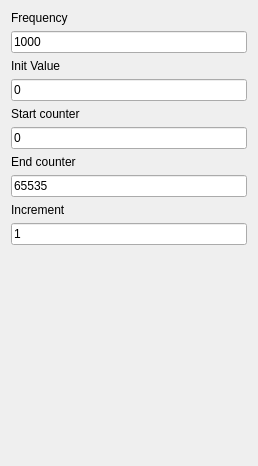
analogdevicesinc/scopy, file ui/binarycounterpatternui.ui: the form before one commit.
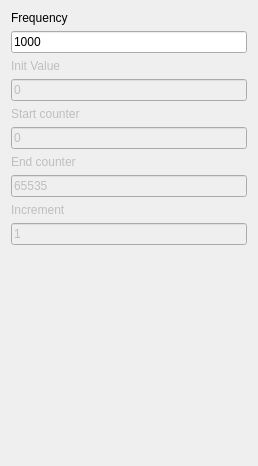
The form after the commit.

Commit message: PatternGenerator - enabled BinaryCounter pattern

Diff of the .ui file:
```diff
--- a/ui/binarycounterpatternui.ui
+++ b/ui/binarycounterpatternui.ui
@@ -19,6 +19,9 @@
   <layout class="QGridLayout" name="gridLayout">
    <item row="10" column="0">
     <widget class="QLabel" name="label_4">
+     <property name="enabled">
+      <bool>false</bool>
+     </property>
      <property name="text">
       <string>Increment</string>
      </property>
@@ -39,6 +42,9 @@
    </item>
    <item row="7" column="0">
     <widget class="QLineEdit" name="startEdit">
+     <property name="enabled">
+      <bool>false</bool>
+     </property>
      <property name="inputMask">
       <string/>
      </property>
@@ -52,6 +58,9 @@
    </item>
    <item row="8" column="0">
     <widget class="QLabel" name="label_3">
+     <property name="enabled">
+      <bool>false</bool>
+     </property>
      <property name="text">
       <string>End counter</string>
      </property>
@@ -66,6 +75,9 @@
    </item>
    <item row="6" column="0">
     <widget class="QLabel" name="label_2">
+     <property name="enabled">
+      <bool>false</bool>
+     </property>
      <property name="text">
       <string>Start counter</string>
      </property>
@@ -73,6 +85,9 @@
    </item>
    <item row="11" column="0">
     <widget class="QLineEdit" name="incrementEdit">
+     <property name="enabled">
+      <bool>false</bool>
+     </property>
      <property name="text">
       <string>1</string>
      </property>
@@ -90,6 +105,9 @@
    </item>
    <item row="9" column="0">
     <widget class="QLineEdit" name="endEdit">
+     <property name="enabled">
+      <bool>false</bool>
+     </property>
      <property name="text">
       <string>65535</string>
      </property>
@@ -100,6 +118,9 @@
    </item>
    <item row="4" column="0">
     <widget class="QLabel" name="label_5">
+     <property name="enabled">
+      <bool>false</bool>
+     </property>
      <property name="text">
       <string>Init Value</string>
      </property>
@@ -107,6 +128,9 @@
    </item>
    <item row="5" column="0">
     <widget class="QLineEdit" name="inittval_LE">
+     <property name="enabled">
+      <bool>false</bool>
+     </property>
      <property name="text">
       <string>0</string>
      </property>
```
Left out of the diff: 2 changed lines with no effect on the pictures. The commit also changes 7 other files.
